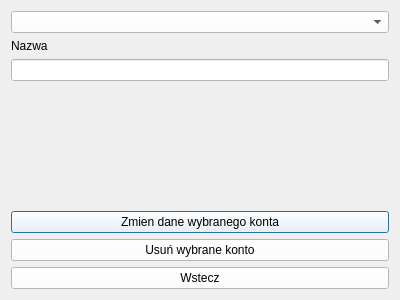
Before: the Qt Designer form listaprzyjec.ui in przemek1793/UML-z-qt, drawn with Qt 5.
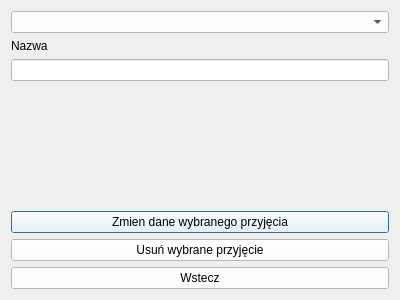
After: the same form once the commit is applied.

```diff
--- a/listaprzyjec.ui
+++ b/listaprzyjec.ui
@@ -61,7 +61,7 @@
       <string notr="true">background-color:white;</string>
      </property>
      <property name="text">
-      <string>Zmien dane wybranego konta</string>
+      <string>Zmien dane wybranego przyjęcia</string>
      </property>
     </widget>
    </item>
@@ -71,7 +71,7 @@
       <string notr="true">background-color:white;</string>
      </property>
      <property name="text">
-      <string>Usuń wybrane konto</string>
+      <string>Usuń wybrane przyjęcie</string>
      </property>
     </widget>
    </item>
```
